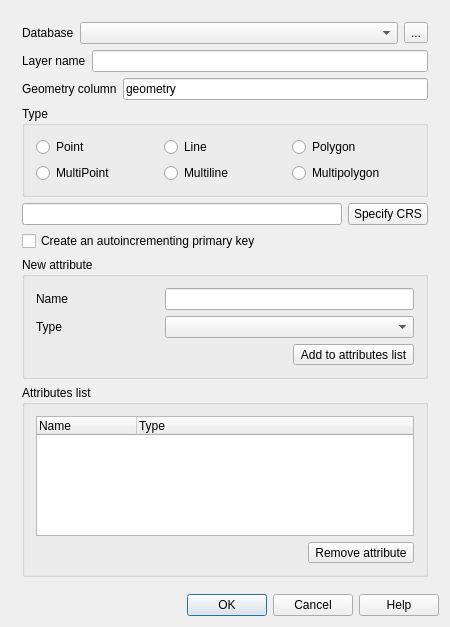
First picture: the form in src/ui/qgsnewspatialitelayerdialogbase.ui, repository qgis/QGIS, before the edit.
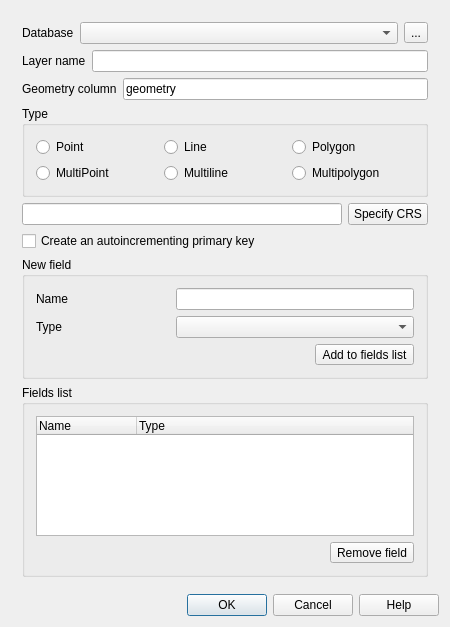
Second picture: the form after the edit. Icons and pictures are not drawn.

Patch:
```diff
--- a/src/ui/qgsnewspatialitelayerdialogbase.ui
+++ b/src/ui/qgsnewspatialitelayerdialogbase.ui
@@ -256,7 +256,7 @@
        <item>
         <widget class="QGroupBox" name="groupBox">
          <property name="title">
-          <string>New attribute</string>
+          <string>New field</string>
          </property>
          <layout class="QGridLayout" name="gridLayout">
           <item row="0" column="0">
@@ -329,7 +329,7 @@
              <enum>Qt::LeftToRight</enum>
             </property>
             <property name="text">
-             <string>Add to attributes list</string>
+             <string>Add to fields list</string>
             </property>
             <property name="icon">
              <iconset>
@@ -346,7 +346,7 @@
        <item>
         <widget class="QGroupBox" name="groupBox_2">
          <property name="title">
-          <string>Attributes list</string>
+          <string>Fields list</string>
          </property>
          <layout class="QGridLayout" name="gridLayout_3">
           <item row="1" column="0" colspan="3">
@@ -403,7 +403,7 @@
              <string>Delete selected attribute</string>
             </property>
             <property name="text">
-             <string>Remove attribute</string>
+             <string>Remove field</string>
             </property>
             <property name="icon">
              <iconset>
```
Left out of the diff: 6 changed lines with no effect on the pictures.
